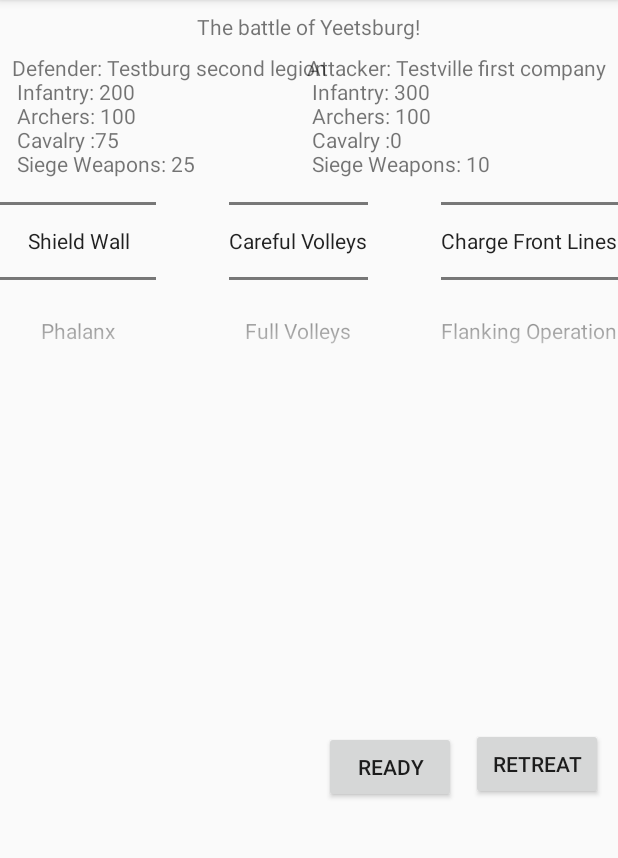
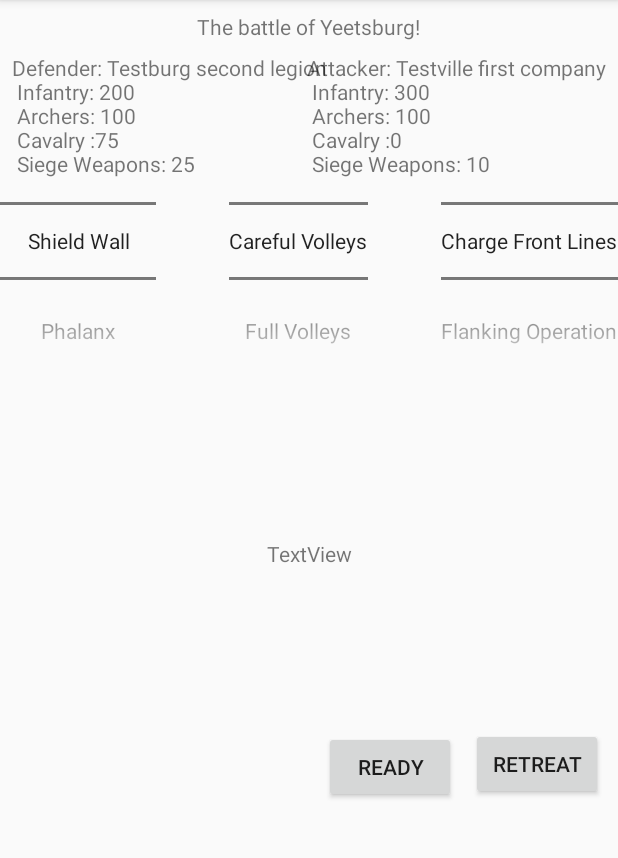
Before and after one commit to Subway-Prophet/AndroidProject, an Android app: the screen it shows after launch (BattleActivity), after a tap on "SIMULATE BATTLE", on a phone screen of 412 x 824 dp, the part 84-942 px from its top. Run offline under Robolectric (Android 15) with nearby library versions, the phone set to English and light mode, and no system bars; our stand-ins replace Firebase (no records; nobody signed in at launch, a user with empty details on screens opened directly).

Commit message:
Sucsessfully added basic messaging

```diff
--- a/app/src/main/java/com/insufficientlight/androidproject/BattleActivity.java
+++ b/app/src/main/java/com/insufficientlight/androidproject/BattleActivity.java
@@ -2,14 +2,22 @@ package com.insufficientlight.androidproject;
 
 import android.os.Bundle;
 import android.util.Log;
+import android.view.View;
 import android.widget.Button;
 import android.widget.NumberPicker;
 import android.widget.TextView;
 
+import com.google.android.gms.tasks.OnSuccessListener;
+import com.google.firebase.firestore.DocumentReference;
 import com.google.firebase.firestore.DocumentSnapshot;
 import com.google.firebase.firestore.EventListener;
 import com.google.firebase.firestore.FirebaseFirestore;
 import com.google.firebase.firestore.FirebaseFirestoreException;
+
+import java.util.HashMap;
+import java.util.Map;
+
+import javax.annotation.Nullable;
 
 public class BattleActivity extends GameActivity
 {
@@ -18,23 +26,40 @@ public class BattleActivity extends GameActivity
     public TextView Army1;
     public TextView Army2;
     public TextView Terrain;
+    public TextView commandView;
+    public  Button readyButton;
+    public  Button retreatButton;
     public static final String TAG = "DATAPASSING";
+    private DocumentReference mDocRef = FirebaseFirestore.getInstance().document("games/game1");
     public static void setBattle (Battle yeet)
     {
         battle = yeet;
     }
     public void onCreate(Bundle savedInstanceState)
     {
-        DataPassing_Firestore.testData();
+        //DataPassing_Firestore.testData();
 
-        DataPassing_Firestore.listen();
-         FirebaseFirestore db = FirebaseFirestore.getInstance();
-        db.collection("users").document("xlDl9UcWmBYL0wsjLKjT").addSnapshotListener(new EventListener<DocumentSnapshot>() {
+        //DataPassing_Firestore.listen();
+
+        //Creates the base object for firestore transactions
+         //FirebaseFirestore db = FirebaseFirestore.getInstance();
+
+        /*db.collection("users").document("xlDl9UcWmBYL0wsjLKjT").addSnapshotListener(new EventListener<DocumentSnapshot>() {
             @Override
             public void onEvent(@javax.annotation.Nullable DocumentSnapshot documentSnapshot, @javax.annotation.Nullable FirebaseFirestoreException e) {
                 Log.i(TAG, "getting data5 " + documentSnapshot.getId() + " " + documentSnapshot.getString("first"));
             }
-        });
+        });*/
+
+        //creates the base 'map' that will be loaded into the database.
+        //Map<String, Object> game = new HashMap<String, Object>();
+         //       game.put("command", "test");
+      //  mDocRef.set(game).addOnSuccessListener(new OnSuccessListener<Void>() {
+         //   @Override
+        //    public void onSuccess(Void aVoid) {
+         //       Log.i(TAG, "First Data Saved")
+        //    }
+      //  })
 
         super.onCreate(savedInstanceState);
         setContentView(R.layout.activity_battle);
@@ -47,6 +72,9 @@ public class BattleActivity extends GameActivity
         Army1 = findViewById(R.id.attackerView);
         Army2 = findViewById(R.id.defenderView);
         Terrain = findViewById(R.id.terrainView);
+        readyButton = findViewById(R.id.button2);
+        retreatButton = findViewById(R.id.button3);
+        commandView=findViewById(R.id.Commands);
 
         final String[] Formations = {"Shield Wall","Phalanx", "Turtle Formation"};
         final String[] ArcTac = {"Careful Volleys", "Full Volleys", "Protect Flanks"};
@@ -75,6 +103,33 @@ public class BattleActivity extends GameActivity
         Army1.append("\n Infantry: " + battle.attacker.numInf + "\n Archers: " + battle.attacker.numArc + "\n Cavalry :" + battle.attacker.numCav +"\n Siege Weapons: " + battle.attacker.numSie);
         Army2.append("\n Infantry: " + battle.defender.numInf + "\n Archers: " + battle.defender.numArc + "\n Cavalry :" + battle.defender.numCav +"\n Siege Weapons: " + battle.defender.numSie);
 
+        retreatButton.setOnClickListener(new View.OnClickListener() {
+            @Override
+            public void onClick(View view) {
+                Map<String, Object> game = new HashMap<String, Object>();
+                       game.put("command", "retreat");
+                mDocRef.set(game);
+            }
+        });
+
+        readyButton.setOnClickListener(new View.OnClickListener() {
+            @Override
+            public void onClick(View view) {
+                Map<String, Object> game = new HashMap<String, Object>();
+                game.put("command", "ready");
+                mDocRef.set(game);
+            }
+        });
+
+        mDocRef.addSnapshotListener(new EventListener<DocumentSnapshot>() {
+            @Override
+            public void onEvent(@Nullable DocumentSnapshot documentSnapshot, @Nullable FirebaseFirestoreException e) {
+                if (documentSnapshot.exists())
+                {
+                    commandView.setText(documentSnapshot.getString("command"));
+                }
+            }
+        });
 
     }
 }
--- a/app/src/main/res/layout/activity_battle.xml
+++ b/app/src/main/res/layout/activity_battle.xml
@@ -106,4 +106,18 @@
         app:layout_constraintStart_toEndOf="@+id/button2"
         app:layout_constraintTop_toBottomOf="@+id/arch" />
 
+    <TextView
+        android:id="@+id/Commands"
+        android:layout_width="wrap_content"
+        android:layout_height="wrap_content"
+        android:layout_marginStart="8dp"
+        android:layout_marginTop="8dp"
+        android:layout_marginEnd="8dp"
+        android:layout_marginBottom="8dp"
+        android:text="TextView"
+        app:layout_constraintBottom_toTopOf="@+id/button2"
+        app:layout_constraintEnd_toEndOf="parent"
+        app:layout_constraintStart_toStartOf="parent"
+        app:layout_constraintTop_toBottomOf="@+id/arch" />
+
 </android.support.constraint.ConstraintLayout>
```
